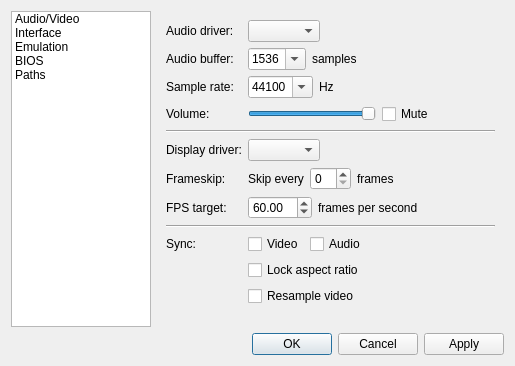
Qt form Libretro/mgba/src/platform/qt/SettingsView.ui (kiddreads/Avalon-copy2) before a commit.
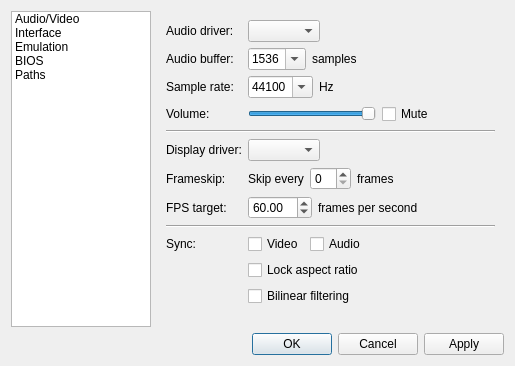
The same form after that commit. The open tabs and pages were chosen to show the change.

Commit message: Qt: Fix missed renamed string

What changed in the file:
```diff
--- a/Libretro/mgba/src/platform/qt/SettingsView.ui
+++ b/Libretro/mgba/src/platform/qt/SettingsView.ui
@@ -383,7 +383,7 @@
        <item row="11" column="1">
         <widget class="QCheckBox" name="resampleVideo">
          <property name="text">
-          <string>Resample video</string>
+          <string>Bilinear filtering</string>
          </property>
         </widget>
        </item>
```
